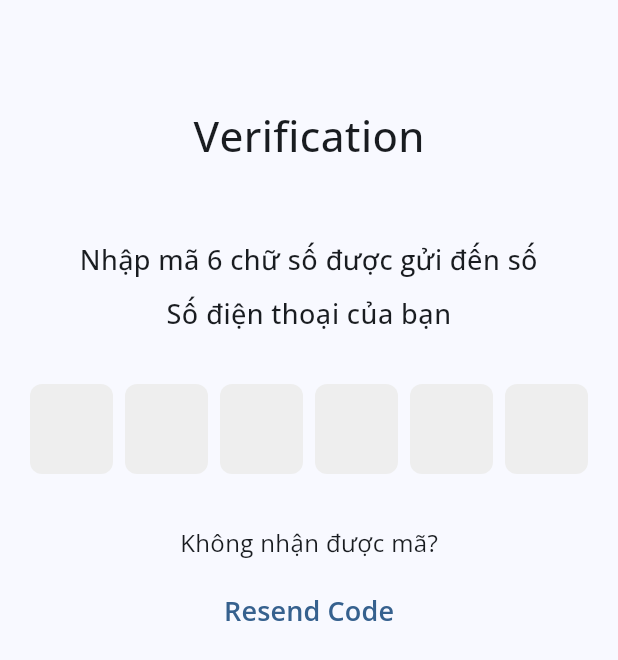
After one commit to minhkhoiv12/ChatApp, a Flutter app: the OTPScreen screen opened directly, on a phone screen of 412 x 824 dp. The commit adds this screen. Shown: the top 660 px of the screen. Run offline on Flutter 3.47's test engine with Material 3 defaults, Android fonts, the phone set to English and light mode, and no system bars; drawn by our look-alikes of pinput; our stand-ins replace adaptive_theme, cloud_firestore, country_picker, firebase_auth, firebase_core, firebase_storage and 3 more; accounts and stored records are empty.

Commit message:
OPT Screens And Auth Provider

```diff
--- /dev/null
+++ b/lib/authentication/opt_screen.dart
@@ -0,0 +1,163 @@
+import 'package:flutter/material.dart';
+import 'package:google_fonts/google_fonts.dart';
+import 'package:pinput/pinput.dart';
+
+class OTPScreen extends StatefulWidget {
+  const OTPScreen({super.key});
+
+  @override
+  State<OTPScreen> createState() => _OTPScreenState();
+}
+
+class _OTPScreenState extends State<OTPScreen> {
+  final controller = TextEditingController();
+  final focusNode = FocusNode();
+  String? otpCode;
+  @override
+  void dispose() {
+    controller.dispose();
+    focusNode.dispose();
+    super.dispose();
+  }
+  final defaultPinTheme = PinTheme(
+    width: 56,
+    height: 60,
+    textStyle: GoogleFonts.openSans(
+      fontSize: 22,
+      fontWeight: FontWeight.w600,
+    ),
+    decoration: BoxDecoration(
+      borderRadius: BorderRadius.circular(8),
+      color: Colors.grey.shade200,
+      border: Border.all(
+        color: Colors.transparent,
+      ),
+    ),
+  );
+  @override
+  Widget build(BuildContext context) {
+    return Scaffold(
+      body: SafeArea(
+        child: Center(
+          child: Padding(
+            padding: const EdgeInsets.symmetric(
+              horizontal: 20.0,
+              vertical: 20.0,
+            ),
+            child: Column(
+              children: [
+                const SizedBox(height: 50),
+                Text(
+                  'Verification',
+                  style: GoogleFonts.openSans(
+                    fontSize: 28,
+                    fontWeight: FontWeight.w500,
+                  ),
+                ),
+                const SizedBox(height: 50),
+                Text(
+                  'Nhập mã 6 chữ số được gửi đến số',
+                  textAlign: TextAlign.center,
+                  style: GoogleFonts.openSans(
+                    fontSize: 18,
+                    fontWeight: FontWeight.w500,
+                  ),
+                ),
+                const SizedBox(height: 10),
+                Text(
+                  'Số điện thoại của bạn',
+                  textAlign: TextAlign.center,
+                  style: GoogleFonts.openSans(
+                    fontSize: 18,
+                    fontWeight: FontWeight.w500,
+                  ),
+                ),
+                const SizedBox(height: 30),
+                SizedBox(
+                  height: 68,
+                  child: Pinput(
+                    length: 6,
+                    controller: controller,
+                    focusNode: focusNode,
+                    defaultPinTheme: defaultPinTheme,
+                    onCompleted: (pin) {
+                      setState(() {
+                        otpCode = pin;
+                      });
+                      // verify otp code
+                      verifyOTPCode(
+                        verificationId: verificationId,
+                        otpCode: otpCode!,
+                      );
+                    },
+                    focusedPinTheme: defaultPinTheme.copyWith(
+                      height: 68,
+                      width: 64,
+                      decoration: BoxDecoration(
+                        borderRadius: BorderRadius.circular(8),
+                        color: Colors.grey.shade200,
+                        border: Border.all(
+                          color: Colors.deepPurple,
+                        ),
+                      ),
+                    ),
+                    errorPinTheme: defaultPinTheme.copyWith(
+                      height: 68,
+                      width: 64,
+                      decoration: BoxDecoration(
+                        borderRadius: BorderRadius.circular(8),
+                        color: Colors.grey.shade200,
+                        border: Border.all(
+                          color: Colors.red,
+                        ),
+                      ),
+                    ),
+                  ),
+                ),
+                const SizedBox(height: 30),
+                authProvider.isLoading
+                    ? const CircularProgressIndicator()
+                    : const SizedBox.shrink(),
+                authProvider.isSuccessful
+                    ? Container(
+                        height: 50,
+                        width: 50,
+                        decoration: const BoxDecoration(
+                          color: Colors.green,
+                          shape: BoxShape.circle,
+                        ),
+                        child: const Icon(
+                          Icons.done,
+                          color: Colors.white,
+                          size: 30,
+                        ),
+                      )
+                    : const SizedBox.shrink(),
+                authProvider.isLoading
+                    ? const SizedBox.shrink()
+                    : Text(
+                        'Không nhận được mã?',
+                        style: GoogleFonts.openSans(fontSize: 16),
+                      ),
+                const SizedBox(height: 10),
+                authProvider.isLoading
+                    ? const SizedBox.shrink()
+                    : TextButton(
+                        onPressed: () {
+                          // TODO resend otp code
+                        },
+                        child: Text(
+                          'Resend Code',
+                          style: GoogleFonts.openSans(
+                            fontSize: 18,
+                            fontWeight: FontWeight.w600,
+                          ),
+                        )),
+              ],
+            ),
+          ),
+        ),
+      ),
+    );
+  }
+}
```
Also changed, not shown: lib/authentication/login_screen.dart (+15 -2 lines), lib/main.dart (+10 -1 lines), lib/providers/authentication_provider.dart (+122 -0 lines), lib/utilities/global_methods.dart (added, +10 -0 lines).
